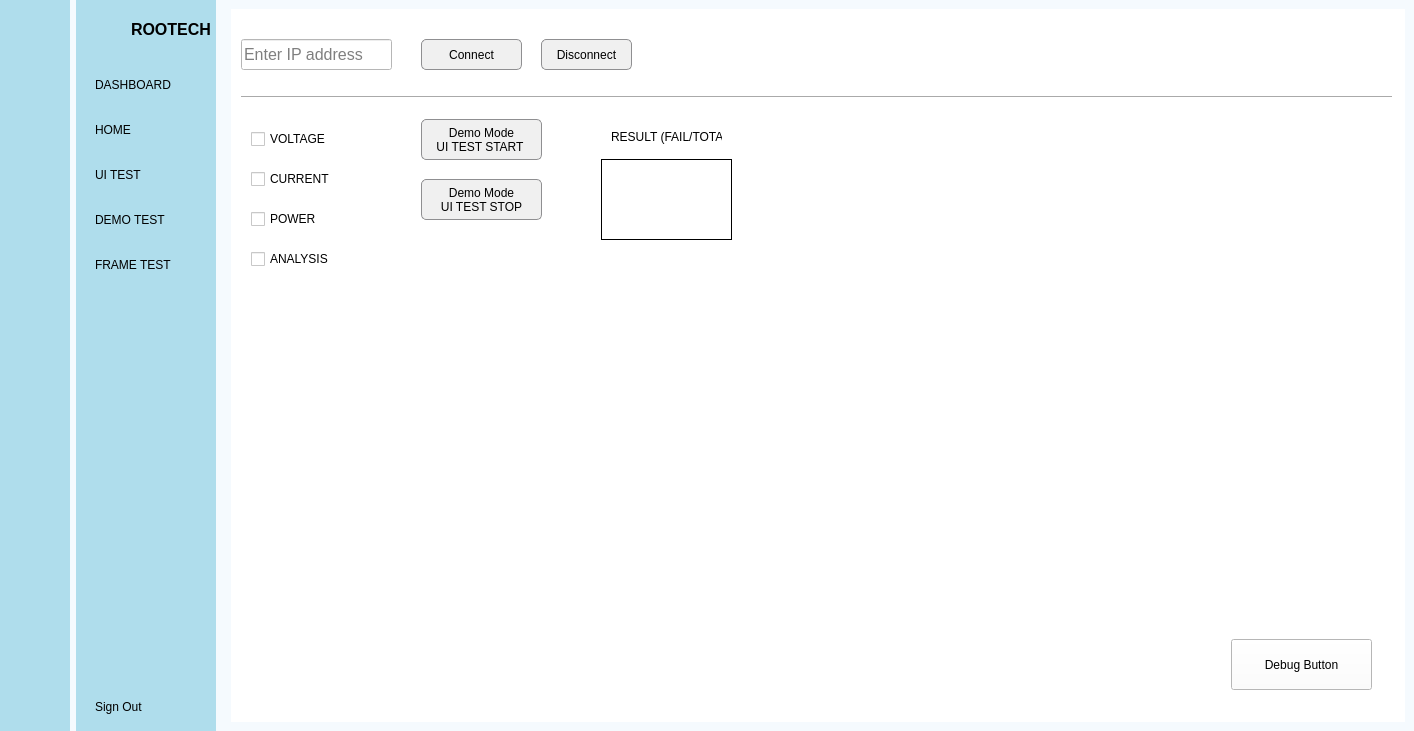
First picture: the form in dashboard.ui, repository badpooh/Vision, before the edit.
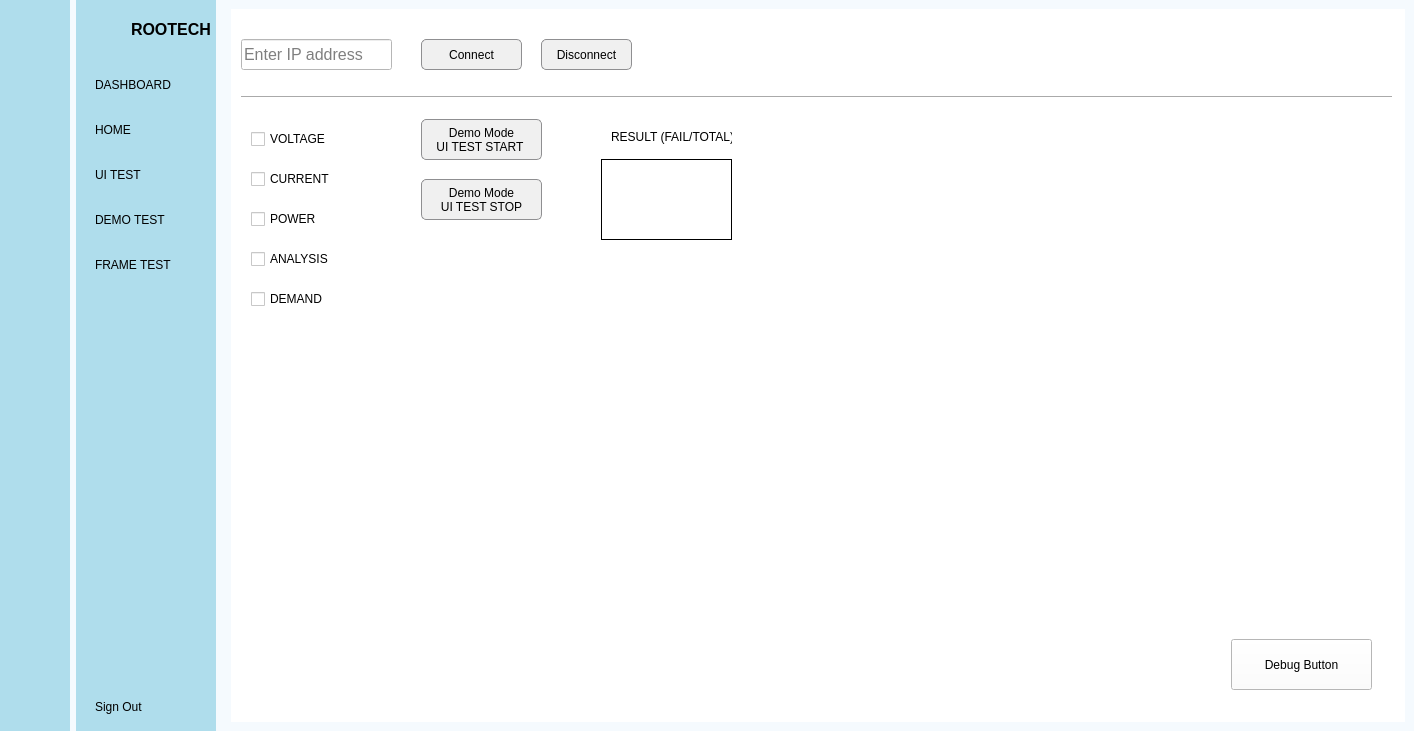
Second picture: the form after the edit. Icons and pictures are not drawn.

Patch:
```diff
--- a/dashboard.ui
+++ b/dashboard.ui
@@ -830,7 +830,7 @@
             <rect>
              <x>380</x>
              <y>120</y>
-             <width>111</width>
+             <width>121</width>
              <height>16</height>
             </rect>
            </property>
@@ -838,6 +838,19 @@
             <string>RESULT (FAIL/TOTAL)</string>
            </property>
           </widget>
+          <widget class="QCheckBox" name="checkBox_demand">
+           <property name="geometry">
+            <rect>
+             <x>20</x>
+             <y>280</y>
+             <width>79</width>
+             <height>20</height>
+            </rect>
+           </property>
+           <property name="text">
+            <string>DEMAND</string>
+           </property>
+          </widget>
          </widget>
          <widget class="QWidget" name="frame_test_page">
           <widget class="QPushButton" name="btn_select_webcam">
```
Left out of the diff: 4 changed lines with no effect on the pictures.
